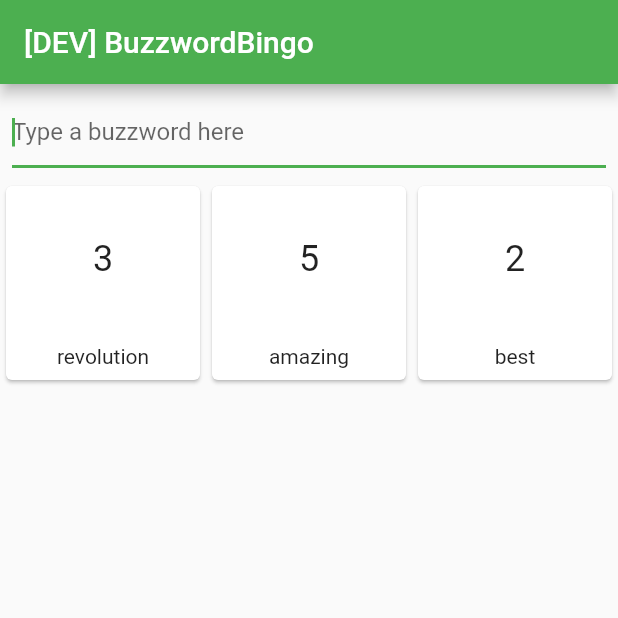
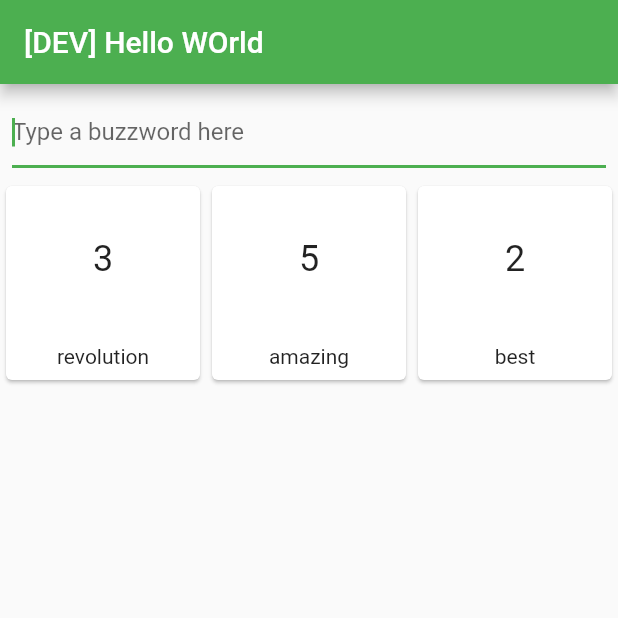
Before and after one commit to rahulrocks1509/net_lotto_demo, a Flutter app: the screen it shows after launch, on a phone screen of 412 x 824 dp, the top half of it. Run offline on Flutter 3.47's test engine with Material 2 defaults, Android fonts, the phone set to English and light mode, and no system bars.

Commit message:
Demo Project

```diff
--- a/lib/main_dev.dart
+++ b/lib/main_dev.dart
@@ -9,7 +9,7 @@ void main() {
     // 2
     environment: Environment.dev,
     // 3
-    appTitle: '[DEV] BuzzwordBingo',
+    appTitle: '[DEV] Hello WOrld',
   );
   // 4
   runApp(configuredApp);
```
